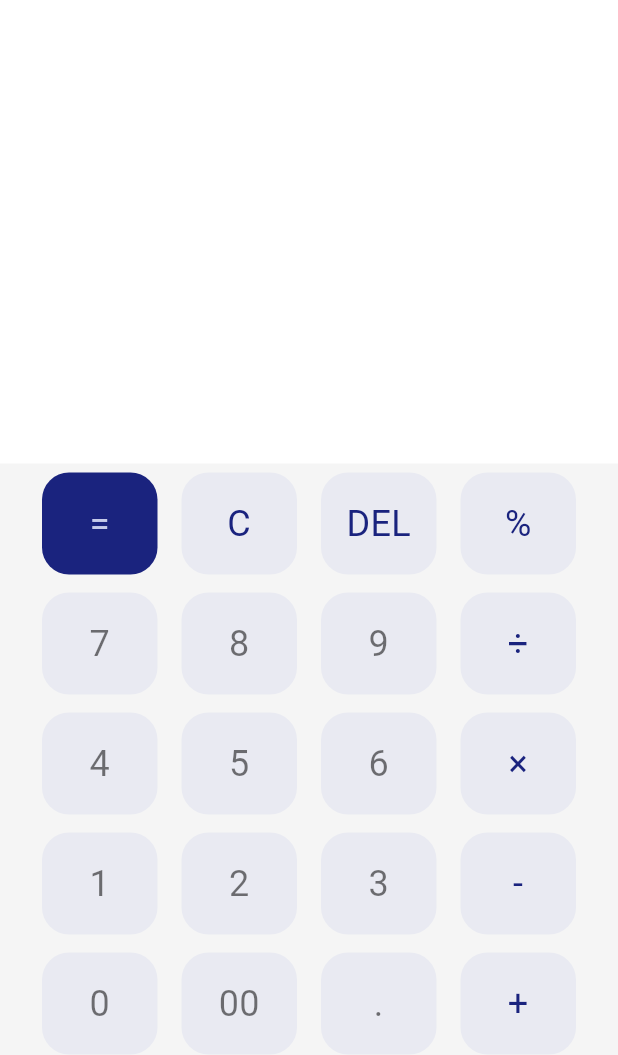
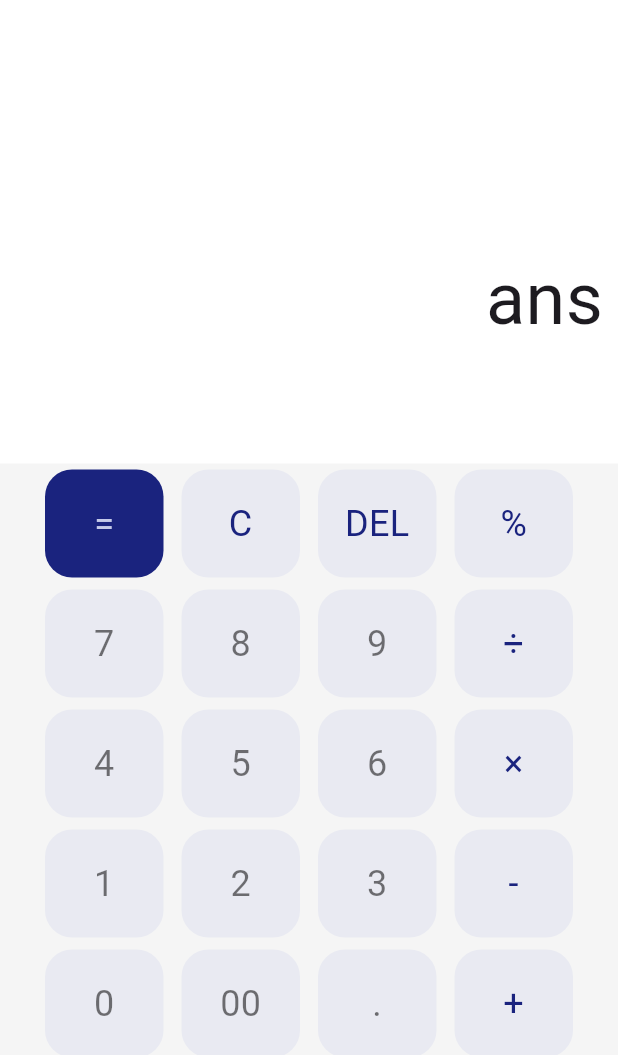
Before and after one commit to theparaxylene/flutter-kalkulator, a Flutter app: the screen it shows after launch, on a phone screen of 412 x 824 dp. Shown: the top 1055 px of the screen. Run offline on Flutter 3.47's test engine with Material 3 defaults, Android fonts, the phone set to English and light mode, and no system bars.

Commit message:
add all operations except for =

```diff
--- a/lib/screens/calc_screen.dart
+++ b/lib/screens/calc_screen.dart
@@ -1,6 +1,5 @@
 import 'package:flutter/material.dart';
 
-import '../widgets/keyboard.dart';
 import '../widgets/num_key.dart';
 
 class CalcScreen extends StatefulWidget {
@@ -35,7 +34,8 @@ class _CalcScreenState extends State<CalcScreen> {
   ];
 
   var question = '';
-  var answer = '';
+  var submitted = '';
+  var answer = 'ans';
 
   @override
   Widget build(BuildContext context) {
@@ -46,32 +46,65 @@ class _CalcScreenState extends State<CalcScreen> {
           Expanded(
             flex: 3,
             child: Padding(
-              padding: const EdgeInsets.all(8.0),
+              padding: const EdgeInsets.symmetric(
+                horizontal: 10,
+                vertical: 18,
+              ),
               child: Column(
-                mainAxisAlignment: MainAxisAlignment.spaceEvenly,
                 children: [
+                  // SUBMITTED PARTS
+                  const SizedBox(height: 24),
                   Row(
                     mainAxisAlignment: MainAxisAlignment.start,
                     children: [
-                      Text(question),
+                      Text(
+                        submitted,
+                        style: TextStyle(
+                          fontSize: 16,
+                          color: Colors.grey.shade400,
+                        ),
+                      ),
                     ],
                   ),
+
+                  // CURRENT QUESTION
+                  const SizedBox(height: 20),
+                  Row(
+                    mainAxisAlignment: MainAxisAlignment.start,
+                    children: [
+                      Text(
+                        question,
+                        style: TextStyle(
+                          fontSize: 36,
+                          color: Colors.grey.shade700,
+                        ),
+                      ),
+                    ],
+                  ),
+
+                  //ANSWER
+                  const SizedBox(height: 28),
                   Row(
                     mainAxisAlignment: MainAxisAlignment.end,
                     children: [
-                      Text(answer),
+                      Text(
+                        answer,
+                        style: const TextStyle(fontSize: 48),
+                      ),
                     ],
                   ),
                 ],
               ),
             ),
           ),
+
+          // KEYBOARD
           Expanded(
             flex: 5,
             child: Container(
               color: Colors.grey.shade100,
               child: Padding(
-                padding: const EdgeInsets.symmetric(horizontal: 20),
+                padding: const EdgeInsets.symmetric(horizontal: 24),
                 child: GridView.builder(
                   gridDelegate: const SliverGridDelegateWithFixedCrossAxisCount(
                     crossAxisCount: 4,
@@ -83,9 +116,7 @@ class _CalcScreenState extends State<CalcScreen> {
                     keyColor: getKeyColor(index),
                     textColor: getTextColor(index),
                     onTap: () {
-                      setState(() {
-                        question += keys[index];
-                      });
+                      onKeyTap(index);
                     },
                   ),
                   physics: const NeverScrollableScrollPhysics(),
@@ -96,6 +127,44 @@ class _CalcScreenState extends State<CalcScreen> {
         ],
       ),
     );
+  }
+
+  void onKeyTap(int index) {
+    setState(() {
+      if (index == 0) {
+        // =
+      } else if (index == 1) {
+        // C
+        if (question.isNotEmpty) {
+          question = '';
+        } else if (question.isEmpty && submitted.isNotEmpty) {
+          submitted = '';
+        }
+      } else if (index == 2) {
+        // DEL
+        if (question.isNotEmpty) {
+          question = question.substring(0, question.length - 1);
+        }
+      } else if (index == 3) {
+        // %
+        question = double.parse('${double.parse(question) / 100}')
+            .toStringAsFixed(question.length);
+      } else if ((index + 1) % 4 == 0) {
+        // Operators
+        if (question.isNotEmpty) {
+          submitted += ('$question ${keys[index]} ');
+          question = '';
+        }
+      } else if (index == 18) {
+        // .
+        if (!question.contains('.')) {
+          question += keys[index];
+        }
+      } else {
+        // Numbers
+        question += keys[index];
+      }
+    });
   }
 }
 
--- a/lib/widgets/num_key.dart
+++ b/lib/widgets/num_key.dart
@@ -17,7 +17,7 @@ class NumKey extends StatelessWidget {
   @override
   Widget build(BuildContext context) {
     return Padding(
-      padding: const EdgeInsets.symmetric(horizontal: 8, vertical: 6),
+      padding: const EdgeInsets.symmetric(horizontal: 6, vertical: 4),
       child: InkWell(
         onTap: onTap,
         child: Container(
```
